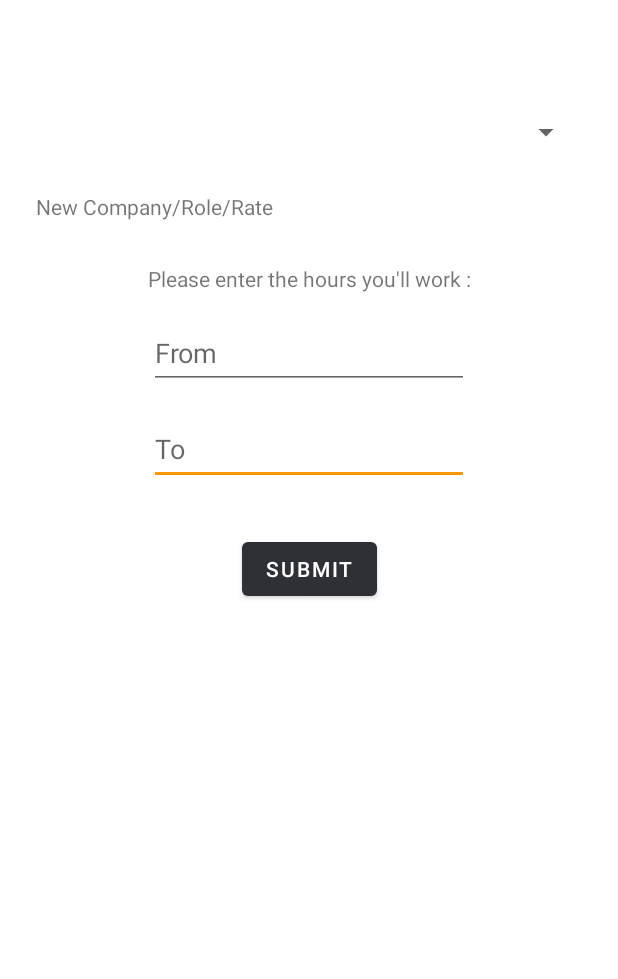
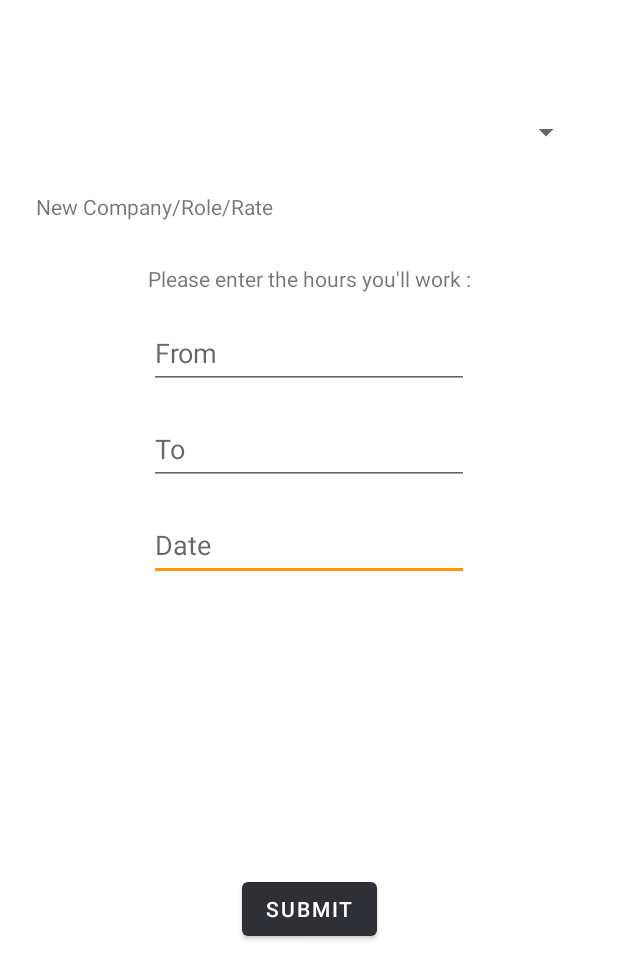
Before and after one commit to bengisugelin/PunchMyTime, an Android app: the NewWorkingHours screen opened directly, with no data from a screen before it, on a phone screen of 412 x 824 dp. Shown: the top 979 px of the screen. Run offline under Robolectric (Android 15) with nearby library versions, the phone set to English and light mode, and no system bars; 4 statements that could not run were skipped.

Commit message:
date picker for adding new hours was implemented

```diff
--- a/app/src/main/res/layout/activity_new_working_hours.xml
+++ b/app/src/main/res/layout/activity_new_working_hours.xml
@@ -66,13 +66,26 @@
         app:layout_constraintStart_toStartOf="parent"
         app:layout_constraintTop_toBottomOf="@+id/editTxtTimeNewHours" />
 
+    <EditText
+        android:id="@+id/editTextTextDateInput"
+        android:layout_width="wrap_content"
+        android:layout_height="wrap_content"
+        android:layout_marginTop="16dp"
+        android:ems="10"
+        android:hint="Date"
+        android:inputType="textPersonName"
+        android:minHeight="48dp"
+        app:layout_constraintEnd_toEndOf="parent"
+        app:layout_constraintStart_toStartOf="parent"
+        app:layout_constraintTop_toBottomOf="@+id/editTxtTimeNewHoursTo" />
+
     <Button
         android:id="@+id/btnAddNewHours"
         android:layout_width="wrap_content"
         android:layout_height="wrap_content"
-        android:layout_marginTop="32dp"
         android:text="@string/btnAddNewHour"
+        app:layout_constraintBottom_toBottomOf="parent"
         app:layout_constraintEnd_toEndOf="parent"
         app:layout_constraintStart_toStartOf="parent"
-        app:layout_constraintTop_toBottomOf="@+id/editTxtTimeNewHoursTo" />
+        app:layout_constraintTop_toBottomOf="@+id/editTextTextDateInput" />
 </androidx.constraintlayout.widget.ConstraintLayout>
```
Also changed, not shown: app/src/main/java/com/example/punchmytimebgv01/NewWorkingHours.java (+52 -3 lines).
